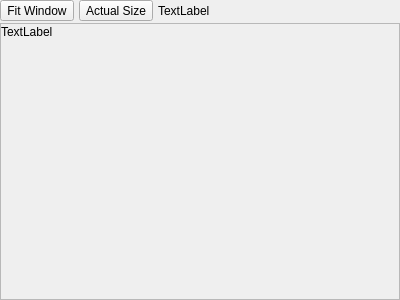
Before: the Qt Designer form data/ui/ImagePreview.ui in tommo/gii, drawn with Qt 5.
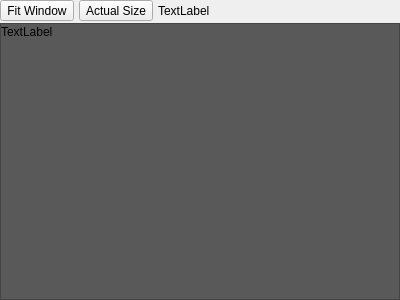
After: the same form once the commit is applied.

```diff
--- a/data/ui/ImagePreview.ui
+++ b/data/ui/ImagePreview.ui
@@ -50,6 +50,9 @@
    </item>
    <item>
     <widget class="QScrollArea" name="scrollArea">
+     <property name="styleSheet">
+      <string notr="true">background-color:rgb(89, 89, 89)</string>
+     </property>
      <property name="widgetResizable">
       <bool>true</bool>
      </property>
```
Left out of the diff: 2 changed lines with no effect on the pictures.
